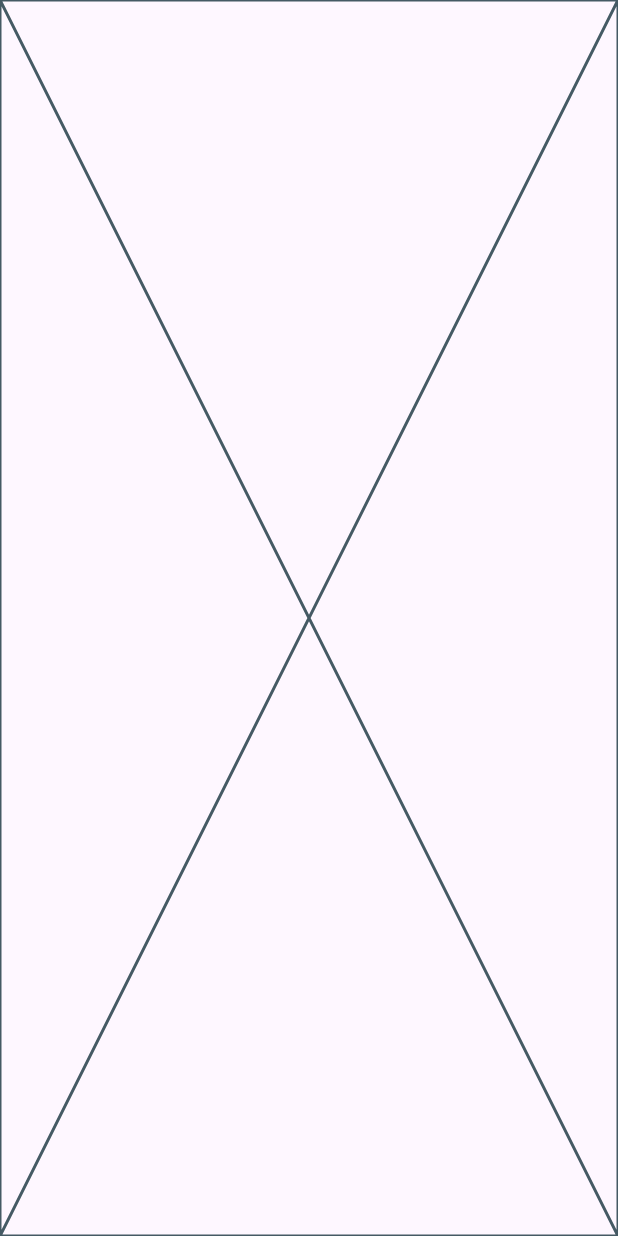
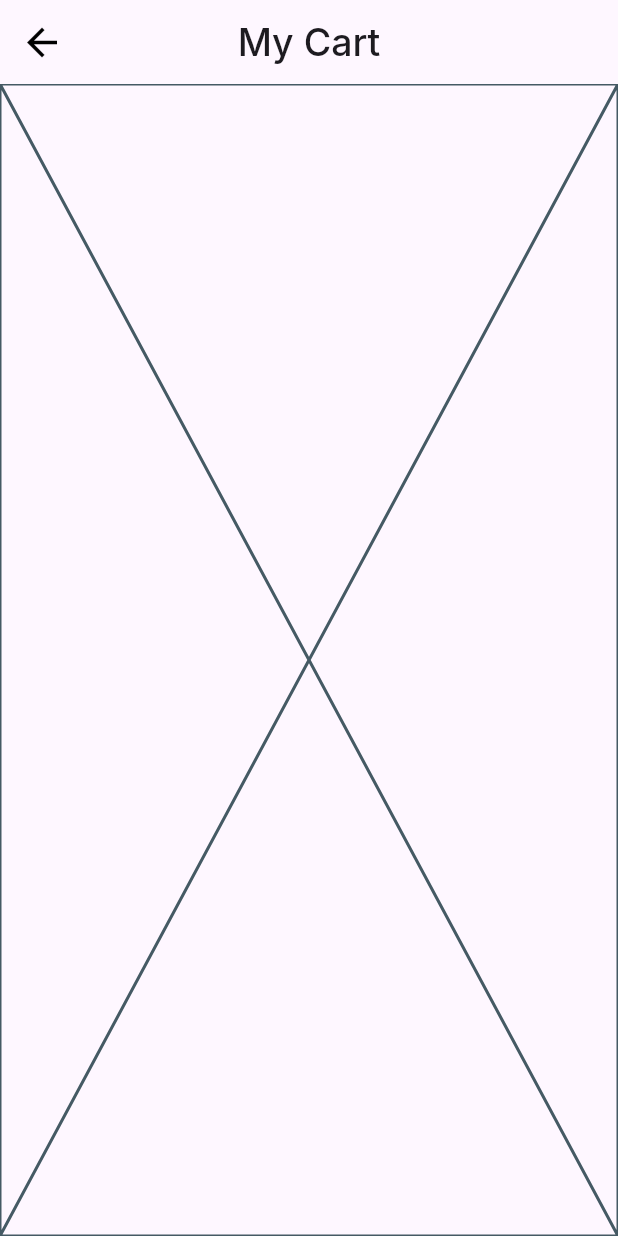
Before and after one commit to KemoEmam/QuickPay, a Flutter app: the screen it shows after launch, on a phone screen of 412 x 824 dp. Run offline on Flutter 3.47's test engine with Material 3 defaults, Android fonts, the phone set to English and light mode, and no system bars.

Commit message:
create app bar

```diff
--- /dev/null
+++ b/lib/core/helper/functions/build_app_bar.dart
@@ -0,0 +1,21 @@
+import 'package:flutter/material.dart';
+
+import '../../themes/styles/app_text_styles.dart';
+
+AppBar buildAppBar(BuildContext context, {required String title}) {
+  return AppBar(
+    leading: IconButton(
+      onPressed: () => Navigator.of(context).pop(),
+      icon: const Icon(
+        Icons.arrow_back,
+        size: 30,
+        color: Colors.black,
+      ),
+    ),
+    centerTitle: true,
+    title: const Text(
+      'My Cart',
+      style: AppTextStyles.interMedium25,
+    ),
+  );
+}
--- a/lib/features/presentation/views/cart_view.dart
+++ b/lib/features/presentation/views/cart_view.dart
@@ -1,4 +1,5 @@
 import 'package:flutter/material.dart';
+import 'package:payment_flow/core/helper/functions/build_app_bar.dart';
 import 'package:payment_flow/features/presentation/views/widgets/cart_view_body.dart';
 
 class CartView extends StatelessWidget {
@@ -6,8 +7,9 @@ class CartView extends StatelessWidget {
 
   @override
   Widget build(BuildContext context) {
-    return const Scaffold(
-      body: CartViewBody(),
+    return Scaffold(
+      appBar: buildAppBar(context, title: 'My Cart'),
+      body: const CartViewBody(),
     );
   }
 }
--- a/lib/main.dart
+++ b/lib/main.dart
@@ -11,6 +11,7 @@
   @override
   Widget build(BuildContext context) {
     return const MaterialApp(
+      debugShowCheckedModeBanner: false,
       home: CartView(),
     );
   }
```
Also changed, not shown: lib/core/themes/styles/app_text_styles.dart (added, +94 -0 lines).
